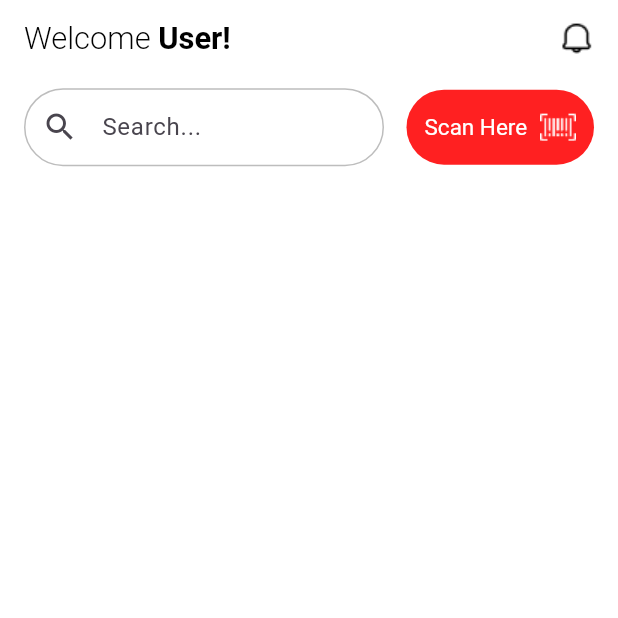
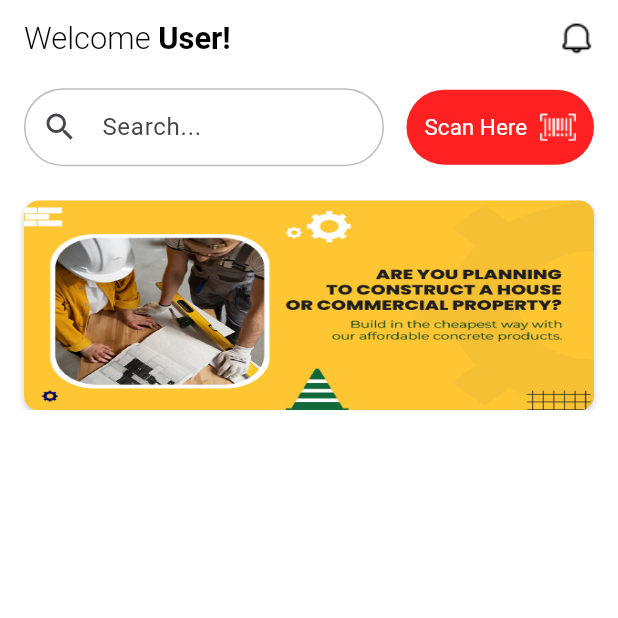
Before and after one commit to mohamed-sajidh/Perfumio, a Flutter app: the HomePage screen opened directly, on a phone screen of 412 x 824 dp, the top half of it. Run offline on Flutter 3.47's test engine with Material 3 defaults, Android fonts, the phone set to English and light mode, and no system bars; drawn by our look-alikes of carousel_slider; our stand-ins replace dio, flutter_dotenv, flutter_secure_storage; accounts and stored records are empty; network calls fail.

Commit message:
banner screen ui completed

```diff
--- a/lib/core/app_assets.dart
+++ b/lib/core/app_assets.dart
@@ -2,4 +2,10 @@ class AppAssets {
   static const String logo = 'assets/logo.png';
   static const String bellIcon = 'assets/bell_icon.png';
   static const String barcode = 'assets/barcode.png';
+
+  static const String bannerone = 'assets/Banner1.jpg';
+  static const String bannertwo = 'assets/Banner2.jpg';
+  static const String bannerthree = 'assets/Banner3.jpg';
+  static const String bannerfour = 'assets/Banner4.jpg';
+  static const String bannerfive = 'assets/Banner5.jpg';
 }
--- /dev/null
+++ b/lib/views/home/banner_screen.dart
@@ -0,0 +1,67 @@
+import 'package:carousel_slider/carousel_slider.dart';
+import 'package:flutter/material.dart';
+import 'package:perfumio/core/app_assets.dart';
+
+class BannerScreen extends StatefulWidget {
+  const BannerScreen({super.key});
+
+  @override
+  State<BannerScreen> createState() => _BannerScreenState();
+}
+
+class _BannerScreenState extends State<BannerScreen> {
+  final List<String> bannerImg = [
+    AppAssets.bannerone,
+    AppAssets.bannertwo,
+    AppAssets.bannerthree,
+    AppAssets.bannerfour,
+    AppAssets.bannerfive,
+  ];
+
+  int adsCurrentIndex = 0;
+
+  @override
+  Widget build(BuildContext context) {
+    return Column(
+      crossAxisAlignment: CrossAxisAlignment.center,
+      children: [
+        CarouselSlider.builder(
+          itemCount: bannerImg.length,
+          itemBuilder: (context, index, realIdx) {
+            return Container(
+              margin: const EdgeInsets.symmetric(horizontal: 4),
+              decoration: BoxDecoration(
+                borderRadius: BorderRadius.circular(10),
+                boxShadow: [
+                  BoxShadow(
+                    color: Colors.black.withOpacity(0.2),
+                    blurRadius: 3,
+                    offset: const Offset(0, 2),
+                  ),
+                ],
+              ),
+              clipBehavior: Clip.antiAlias,
+              child: Image.asset(
+                bannerImg[index],
+                fit: BoxFit.fill,
+                width: double.infinity,
+              ),
+            );
+          },
+          options: CarouselOptions(
+            height: 140,
+            autoPlay: true,
+            enlargeCenterPage: true,
+            autoPlayCurve: Curves.easeInOut,
+            viewportFraction: 1.0,
+            onPageChanged: (index, reason) {
+              setState(() {
+                adsCurrentIndex = index;
+              });
+            },
+          ),
+        ),
+      ],
+    );
+  }
+}
--- a/lib/views/home/home_page.dart
+++ b/lib/views/home/home_page.dart
@@ -1,6 +1,7 @@
 import 'package:flutter/material.dart';
 import 'package:perfumio/core/app_assets.dart';
 import 'package:perfumio/core/app_colors.dart';
+import 'package:perfumio/views/home/banner_screen.dart';
 import 'package:perfumio/views/home/home_page_widgets.dart';
 
 class HomePage extends StatefulWidget {
@@ -66,6 +67,14 @@ class _HomePageState extends State<HomePage> {
           ],
         ),
       ),
+      body: Padding(
+        padding: const EdgeInsets.symmetric(horizontal: 12, vertical: 10),
+        child: Column(
+          children: [
+            BannerScreen(),
+          ],
+        ),
+      ),
     );
   }
 }
--- a/pubspec.yaml
+++ b/pubspec.yaml
@@ -39,6 +39,7 @@ dependencies:
   flutter_dotenv: ^5.2.1
   dio: ^5.8.0+1
   flutter_secure_storage: ^9.2.4
+  carousel_slider: ^5.1.1
 
 dev_dependencies:
   flutter_test:
```
Also changed, not shown: assets/Banner1.jpg (added), assets/Banner2.jpg (added), assets/Banner3.jpg (added), assets/Banner4.jpg (added), assets/Banner5.jpg (added), pubspec.lock.
